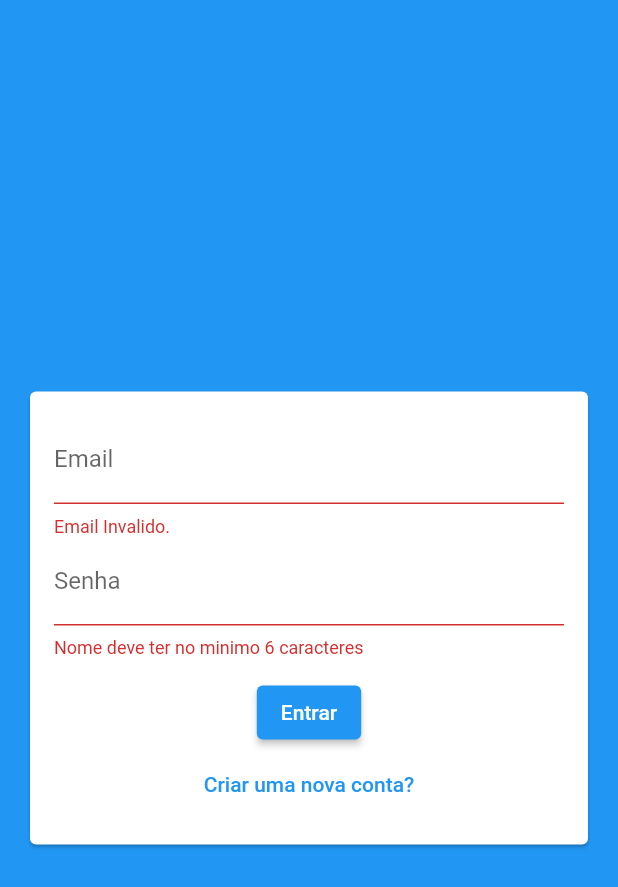
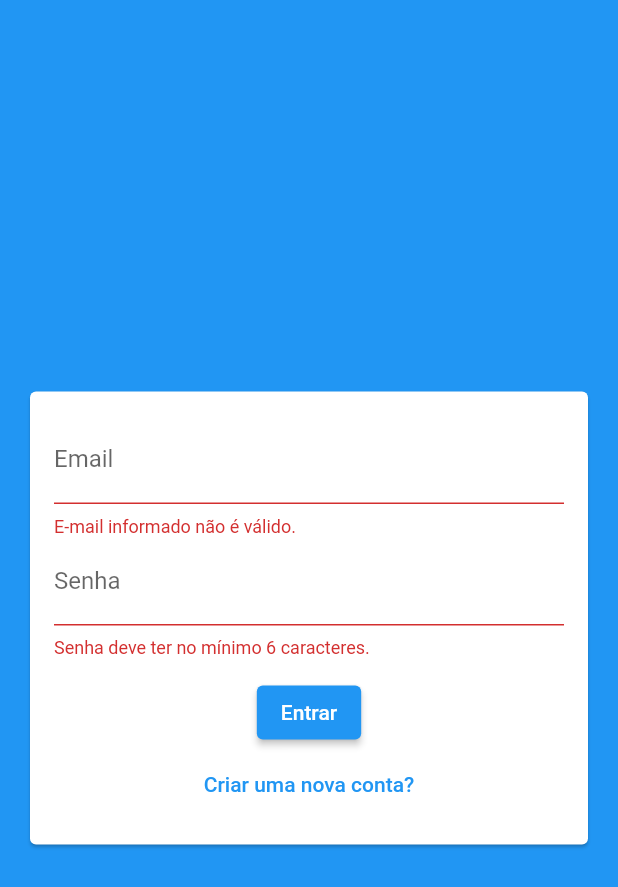
Before and after one commit to CelsoMatiazi/Flutter_Chat_Cod3r, a Flutter app: the screen it shows after launch, after a tap on "Entrar", on a phone screen of 412 x 824 dp. Shown: the top 887 px of the screen. Run offline on Flutter 3.47's test engine with Material 2 defaults, Android fonts, the phone set to English and light mode, and no system bars; our stand-ins replace image_picker; accounts and stored records are empty.

Commit message:
concluindo logica de autenticação

```diff
--- a/lib/components/auth_form.dart
+++ b/lib/components/auth_form.dart
@@ -1,17 +1,16 @@
 import 'dart:io';
 
+import 'package:flutter_chat_cod3r/components/user_image_picker.dart';
+
 import 'package:flutter/material.dart';
-import 'package:flutter_chat_cod3r/components/user_image_picker.dart';
 import 'package:flutter_chat_cod3r/core/models/auth_form_data.dart';
 
-
 class AuthForm extends StatefulWidget {
-
   final void Function(AuthFormData) onSubmit;
 
   const AuthForm({
     Key? key,
-        required this.onSubmit
+    required this.onSubmit,
   }) : super(key: key);
 
   @override
@@ -22,110 +21,102 @@ class _AuthFormState extends State<AuthForm> {
   final _formKey = GlobalKey<FormState>();
   final _formData = AuthFormData();
 
-  void _showError(String msg){
+  void _handleImagePick(File image) {
+    _formData.image = image;
+  }
+
+  void _showError(String msg) {
     ScaffoldMessenger.of(context).showSnackBar(
-      SnackBar(content: Text(msg),
+      SnackBar(
+        content: Text(msg),
         backgroundColor: Theme.of(context).errorColor,
       ),
     );
   }
 
-  void _submit(){
+  void _submit() {
     final isValid = _formKey.currentState?.validate() ?? false;
-    if(!isValid) return;
+    if (!isValid) return;
 
-    if(_formData.image == null && _formData.isSignup){
-      return _showError("Imagem não selecionada");
+    if (_formData.image == null && _formData.isSignup) {
+      return _showError('Imagem não selecionada!');
     }
 
     widget.onSubmit(_formData);
-
-  }
-
-  void _handleImagePick(File image){
-    _formData.image = image;
   }
 
   @override
   Widget build(BuildContext context) {
-    return  Card(
-      margin: EdgeInsets.all(20),
+    return Card(
+      margin: const EdgeInsets.all(20),
       child: Padding(
         padding: const EdgeInsets.all(16),
         child: Form(
           key: _formKey,
           child: Column(
             children: [
-              if(_formData.isSignup)
-                 UserImagePicker(onImagePick: _handleImagePick),
-
-              if(_formData.isSignup)
+              if (_formData.isSignup)
+                UserImagePicker(
+                  onImagePick: _handleImagePick,
+                ),
+              if (_formData.isSignup)
                 TextFormField(
-                  key: const ValueKey("name"),
+                  key: const ValueKey('name'),
                   initialValue: _formData.name,
-                  onChanged: (name) => _formData.name = name ,
-                  decoration: const InputDecoration(labelText: "Nome"),
-                  validator: (_name){
+                  onChanged: (name) => _formData.name = name,
+                  decoration: const InputDecoration(labelText: 'Nome'),
+                  validator: (_name) {
                     final name = _name ?? '';
-                    if(name.trim().length < 5){
-                      return 'Nome deve ter no minimo 5 caracteres';
+                    if (name.trim().length < 5) {
+                      return 'Nome deve ter no mínimo 5 caracteres.';
                     }
                     return null;
-
                   },
                 ),
-
               TextFormField(
-                key: const ValueKey("email"),
+                key: const ValueKey('email'),
                 initialValue: _formData.email,
-                onChanged: (email) => _formData.email = email ,
-                decoration: const InputDecoration(labelText: "Email"),
-                validator: (_email){
+                onChanged: (email) => _formData.email = email,
+                decoration: const InputDecoration(labelText: 'Email'),
+                validator: (_email) {
                   final email = _email ?? '';
-                  if(!email.contains("@")){
-                    return 'Email Invalido.';
+                  if (!email.contains('@')) {
+                    return 'E-mail informado não é válido.';
                   }
                   return null;
-
                 },
               ),
-
               TextFormField(
-                key: const ValueKey("password"),
+                key: const ValueKey('password'),
                 initialValue: _formData.password,
-                onChanged: (password) => _formData.password = password ,
+                onChanged: (password) => _formData.password = password,
                 obscureText: true,
-                decoration: const InputDecoration(labelText: "Senha"),
-                validator: (_password){
+                decoration: const InputDecoration(labelText: 'Senha'),
+                validator: (_password) {
                   final password = _password ?? '';
-                  if(password.trim().length < 6){
-                    return 'Nome deve ter no minimo 6 caracteres';
+                  if (password.length < 6) {
+                    return 'Senha deve ter no mínimo 6 caracteres.';
                   }
                   return null;
-
                 },
               ),
-
-              SizedBox(height: 12,),
-
-
+              const SizedBox(height: 12),
               ElevatedButton(
                 onPressed: _submit,
-                  child: Text(_formData.isLogin? "Entrar" : "Cadastrar"),
+                child: Text(_formData.isLogin ? 'Entrar' : 'Cadastrar'),
               ),
-
               TextButton(
-                  child:  Text(_formData.isLogin
-                      ? "Criar uma nova conta?"
-                      : "Jã possui conta?"),
-                  onPressed: (){
+                child: Text(
+                  _formData.isLogin
+                      ? 'Criar uma nova conta?'
+                      : 'Já possui conta?',
+                ),
+                onPressed: () {
                   setState(() {
-
                     _formData.toggleAuthMode();
                   });
                 },
-              )
-
+              ),
             ],
           ),
         ),
--- a/lib/core/models/chat_user.dart
+++ b/lib/core/models/chat_user.dart
@@ -1,6 +1,4 @@
-
-class ChatUser{
-
+class ChatUser {
   final String id;
   final String name;
   final String email;
@@ -11,7 +9,5 @@ class ChatUser{
     required this.name,
     required this.email,
     required this.imageURL,
-
   });
-
 }
--- a/lib/core/services/auth/auth_service.dart
+++ b/lib/core/services/auth/auth_service.dart
@@ -1,4 +1,5 @@
 import 'dart:io';
+
 import 'package:flutter_chat_cod3r/core/models/chat_user.dart';
 
 abstract class AuthService {
@@ -7,10 +8,10 @@ abstract class AuthService {
   Stream<ChatUser?> get userChanges;
 
   Future<void> signup(
-    String name,
+    String nome,
     String email,
     String password,
-    File image,
+    File? image,
   );
 
   Future<void> login(
--- a/lib/main.dart
+++ b/lib/main.dart
@@ -1,6 +1,5 @@
+import 'package:flutter_chat_cod3r/pages/auth_or_app_page.dart';
 import 'package:flutter/material.dart';
-import 'package:flutter_chat_cod3r/pages/auth_page.dart';
-
 
 void main() {
   runApp(const MyApp());
@@ -8,17 +7,14 @@ void main() {
 
 class MyApp extends StatelessWidget {
   const MyApp({Key? key}) : super(key: key);
-
-  // This widget is the root of your application.
   @override
   Widget build(BuildContext context) {
     return MaterialApp(
       title: 'Flutter Demo',
       theme: ThemeData(
-
         primarySwatch: Colors.blue,
       ),
-      home: const AuthPage(),
+      home: const AuthOrAppPage(),
       debugShowCheckedModeBanner: false,
     );
   }
--- /dev/null
+++ b/lib/pages/auth_or_app_page.dart
@@ -0,0 +1,26 @@
+import 'package:flutter_chat_cod3r/core/models/chat_user.dart';
+import 'package:flutter_chat_cod3r/core/services/auth/auth_mock_service.dart';
+import 'package:flutter_chat_cod3r/pages/loading_page.dart';
+import 'package:flutter/material.dart';
+
+import 'auth_page.dart';
+import 'chat_page.dart';
+
+class AuthOrAppPage extends StatelessWidget {
+  const AuthOrAppPage({Key? key}) : super(key: key);
+
+  @override
+  Widget build(BuildContext context) {
+    return Scaffold(
+      body: StreamBuilder<ChatUser?>(
+          stream: AuthMockService().userChanges,
+          builder: (ctx, snapshot) {
+            if (snapshot.connectionState == ConnectionState.waiting) {
+              return const LoadingPage();
+            } else {
+              return snapshot.hasData ? const ChatPage() : const AuthPage();
+            }
+          }),
+    );
+  }
+}
--- a/lib/pages/auth_page.dart
+++ b/lib/pages/auth_page.dart
@@ -1,7 +1,7 @@
-import 'package:flutter/material.dart';
 import 'package:flutter_chat_cod3r/components/auth_form.dart';
 import 'package:flutter_chat_cod3r/core/models/auth_form_data.dart';
-
+import 'package:flutter_chat_cod3r/core/services/auth/auth_mock_service.dart';
+import 'package:flutter/material.dart';
 
 class AuthPage extends StatefulWidget {
   const AuthPage({Key? key}) : super(key: key);
@@ -11,51 +11,54 @@ class AuthPage extends StatefulWidget {
 }
 
 class _AuthPageState extends State<AuthPage> {
-
   bool _isLoading = false;
 
-  Future<void> _handleDubmit(AuthFormData formData) async{
-
-    try{
+  Future<void> _handleSubmit(AuthFormData formData) async {
+    try {
       setState(() => _isLoading = true);
 
-      if(formData.isLogin){
-        //Login
-      }else{
-        //Signup
+      if (formData.isLogin) {
+        // Login
+        await AuthMockService().login(
+          formData.email,
+          formData.password,
+        );
+      } else {
+        // Signup
+        await AuthMockService().signup(
+          formData.name,
+          formData.email,
+          formData.password,
+          formData.image,
+        );
       }
-
-    }catch(error){
-      //TRATAR ERRO!!
-    }finally{
+    } catch (error) {
+      // Tratar erro!
+    } finally {
       setState(() => _isLoading = false);
     }
-
-    debugPrint(formData.email);
-
   }
 
   @override
   Widget build(BuildContext context) {
-    return  Scaffold(
+    return Scaffold(
       backgroundColor: Theme.of(context).primaryColor,
       body: Stack(
         children: [
           Center(
             child: SingleChildScrollView(
-              child: AuthForm(onSubmit: _handleDubmit),
+              child: AuthForm(onSubmit: _handleSubmit),
             ),
           ),
-
-          if(_isLoading)
-          Container(
-            decoration: const BoxDecoration(
-              color: Color.fromRGBO(0, 0, 0, .5),
+          if (_isLoading)
+            Container(
+              decoration: const BoxDecoration(
+                color: Color.fromRGBO(0, 0, 0, 0.5),
+              ),
+              child: const Center(
+                child: CircularProgressIndicator(),
+              ),
             ),
-            child: const Center(
-              child: CircularProgressIndicator(),
-            ),
-          )
         ],
       ),
     );
--- a/lib/pages/loading_page.dart
+++ b/lib/pages/loading_page.dart
@@ -1,32 +1,28 @@
 import 'package:flutter/material.dart';
-
 
 class LoadingPage extends StatelessWidget {
   const LoadingPage({Key? key}) : super(key: key);
 
   @override
   Widget build(BuildContext context) {
-    return  Scaffold(
+    return Scaffold(
       backgroundColor: Theme.of(context).primaryColor,
-
       body: Center(
         child: Column(
           mainAxisAlignment: MainAxisAlignment.center,
-          children: const [
-
-            CircularProgressIndicator(
+          children: [
+            const CircularProgressIndicator(
               backgroundColor: Colors.white,
             ),
-
-            SizedBox(height: 10,),
-
-            Text("Carregando...",
+            const SizedBox(height: 10),
+            Text(
+              'Carregando...',
               style: TextStyle(
-                color: Colors.white
-            ),),
+                color: Theme.of(context).primaryTextTheme.headline6?.color,
+              ),
+            ),
           ],
-        )
-        ,
+        ),
       ),
     );
   }
--- a/pubspec.yaml
+++ b/pubspec.yaml
@@ -59,8 +59,8 @@ flutter:
   uses-material-design: true
 
   # To add assets to your application, add an assets section, like this:
-  # assets:
-  #   - images/a_dot_burr.jpeg
+  assets:
+   - assets/images/
   #   - images/a_dot_ham.jpeg
 
   # An image asset can refer to one or more resolution-specific "variants", see
```
Also changed, not shown: lib/components/user_image_picker.dart (+12 -15 lines), lib/core/models/auth_form_data.dart (+9 -10 lines), lib/core/services/auth/auth_mock_service.dart (+21 -19 lines), lib/pages/chat_page.dart (added, +26 -0 lines), assets/images/avatar.png (added). Lines whose indentation alone changed are shown as unchanged.
